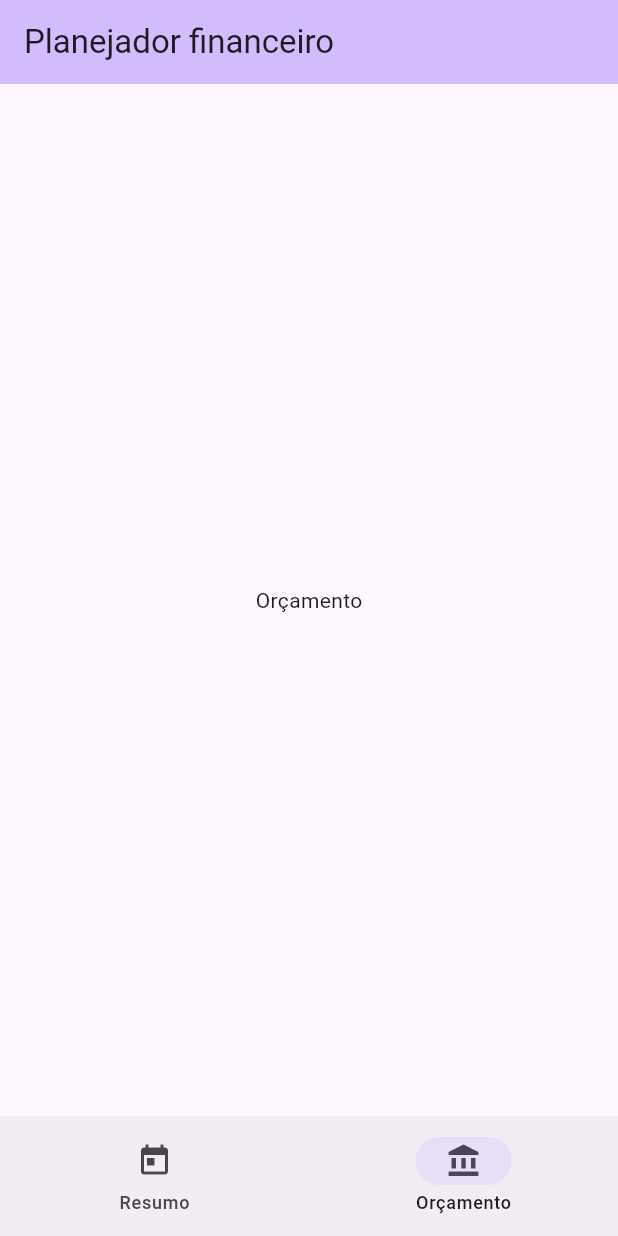
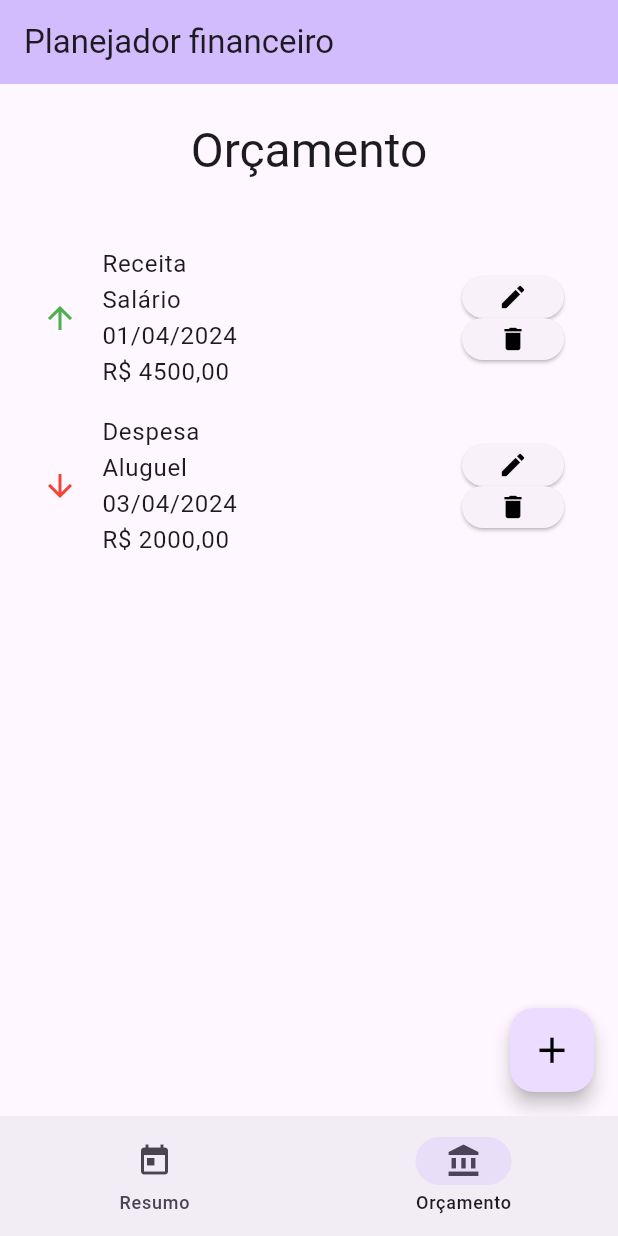
Before and after one commit to gmcotta/2mobr-flutter-trabalho-final, a Flutter app: the screen it shows after launch, item 2 of the bottom bar chosen, on a phone screen of 412 x 824 dp. Run offline on Flutter 3.47's test engine with Material 3 defaults, Android fonts, the phone set to English and light mode, and no system bars; missing offline and left inert: flutter_charts.

Commit message:
feat: add budget mocked info (need to improve UI)

```diff
--- a/lib/tabs/budget_tab.dart
+++ b/lib/tabs/budget_tab.dart
@@ -1,4 +1,4 @@
-import 'package:flutter/widgets.dart';
+import 'package:flutter/material.dart';
 
 get budgetTab => const BudgetTab();
 
@@ -9,15 +9,118 @@ class BudgetTab extends StatefulWidget {
   State<BudgetTab> createState() => _BudgetTabState();
 }
 
+abstract class ListItem {
+  Widget buildTitle(BuildContext context);
+
+  Widget buildSubtitle(BuildContext context);
+}
+
+class MessageItem implements ListItem {
+  final String sender;
+  final String body;
+
+  MessageItem(this.sender, this.body);
+
+  @override
+  Widget buildTitle(BuildContext context) => Text(sender);
+
+  @override
+  Widget buildSubtitle(BuildContext context) => Text(body);
+}
+
 class _BudgetTabState extends State<BudgetTab> {
+  List<ListItem> items = List<ListItem>.generate(
+      5, (index) => MessageItem('Sender $index', 'Message body $index'));
+
   @override
   Widget build(BuildContext context) {
-    return const Center(
-      child: Column(
-        mainAxisAlignment: MainAxisAlignment.center,
+    return Scaffold(
+      body: Column(
         children: [
-          Text("Orçamento")
+          Padding(
+              padding: const EdgeInsets.only(
+                  left: 12, right: 12, top: 24, bottom: 12),
+              child: Text(
+                "Orçamento",
+                style: Theme.of(context).textTheme.headlineLarge,
+              )),
+          Expanded(
+              child: ListView(
+            padding:
+                const EdgeInsets.only(left: 12, right: 12, top: 24, bottom: 12),
+            children: <Widget>[
+              ListTile(
+                leading: const Icon(Icons.arrow_upward, color: Colors.green),
+                title: const Column(
+                  crossAxisAlignment: CrossAxisAlignment.start,
+                  children: [
+                    Text('Receita'),
+                    Text('Salário'),
+                    Text('01/04/2024'),
+                    Text('R\$ 4500,00')
+                  ],
+                ),
+                trailing: Column(
+                    mainAxisSize: MainAxisSize.max,
+                    mainAxisAlignment: MainAxisAlignment.spaceBetween,
+                    crossAxisAlignment: CrossAxisAlignment.end,
+                    children: [
+                      Expanded(
+                        child: ElevatedButton(
+                            onPressed: () {},
+                            child: const Icon(Icons.edit,
+                                color: Colors.black, size: 20)),
+                      ),
+                      Expanded(
+                          child: ElevatedButton(
+                              onPressed: () {},
+                              child: const Icon(Icons.delete,
+                                  color: Colors.black, size: 20))),
+                    ]),
+              ),
+              ListTile(
+                leading: const Icon(Icons.arrow_downward, color: Colors.red),
+                title: const Column(
+                  crossAxisAlignment: CrossAxisAlignment.start,
+                  children: [
+                    Text('Despesa'),
+                    Text('Aluguel'),
+                    Text('03/04/2024'),
+                    Text('R\$ 2000,00')
+                  ],
+                ),
+                trailing: Column(
+                    mainAxisSize: MainAxisSize.max,
+                    mainAxisAlignment: MainAxisAlignment.spaceBetween,
+                    crossAxisAlignment: CrossAxisAlignment.end,
+                    children: [
+                      Expanded(
+                        child: ElevatedButton(
+                            onPressed: () {},
+                            child: const Icon(Icons.edit,
+                                color: Colors.black, size: 20)),
+                      ),
+                      Expanded(
+                          child: ElevatedButton(
+                              onPressed: () {},
+                              child: const Icon(Icons.delete,
+                                  color: Colors.black, size: 20))),
+                    ]),
+              ),
+            ],
+          )),
         ],
+      ),
+      floatingActionButton: FloatingActionButton(
+        onPressed: () {},
+        tooltip: 'Adicionar registro',
+        elevation: 5,
+        splashColor: Colors.grey,
+        child: const Icon(
+          Icons.add,
+          color: Colors.black,
+          size: 29,
+        ),
       ),
     );
   }
--- a/lib/tabs/summary_tab.dart
+++ b/lib/tabs/summary_tab.dart
@@ -1,4 +1,3 @@
-import 'package:flutter/widgets.dart';
 import 'package:flutter/material.dart';
 import 'package:flutter_charts/flutter_charts.dart';
 
@@ -59,7 +58,7 @@ class _SummaryTabState extends State<SummaryTab> {
                 top: 24,
                 bottom: 12
             ),
-                child: Text("Mês: 04/2024", style: Theme.of(context).textTheme.headlineLarge,)),
+                child: Text("Resumo: 04/2024", style: Theme.of(context).textTheme.headlineLarge,)),
             Padding(padding: const EdgeInsets.only(
                 left: 12,
                 right: 12,
```
Also changed, not shown: 1 other file.
